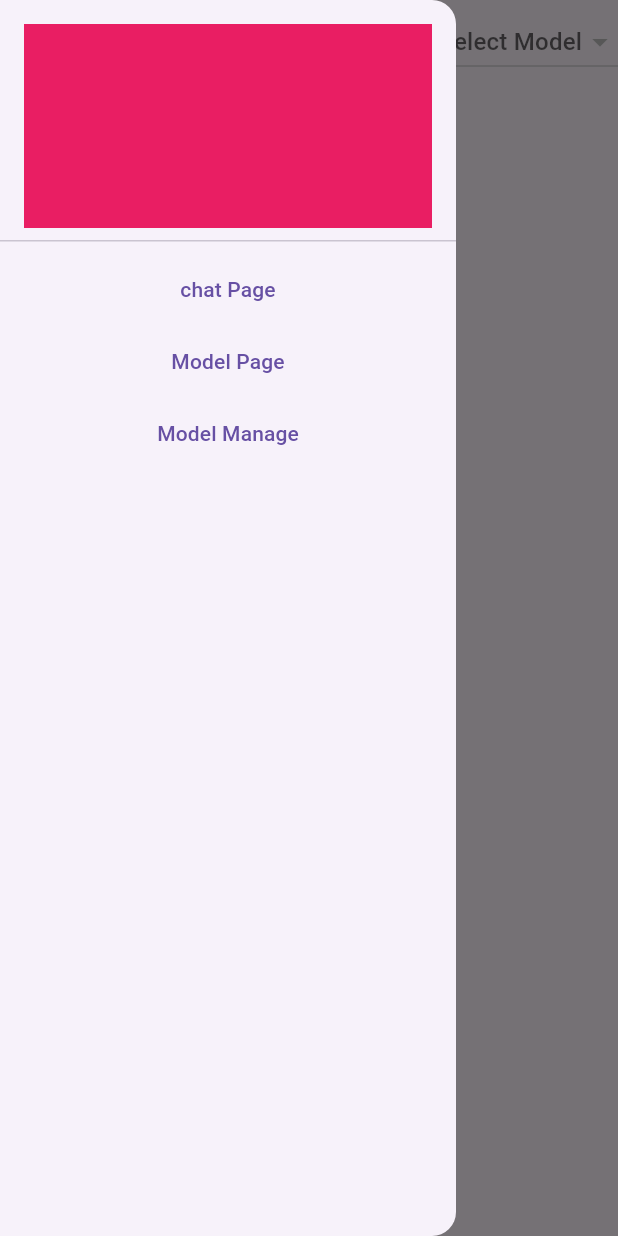
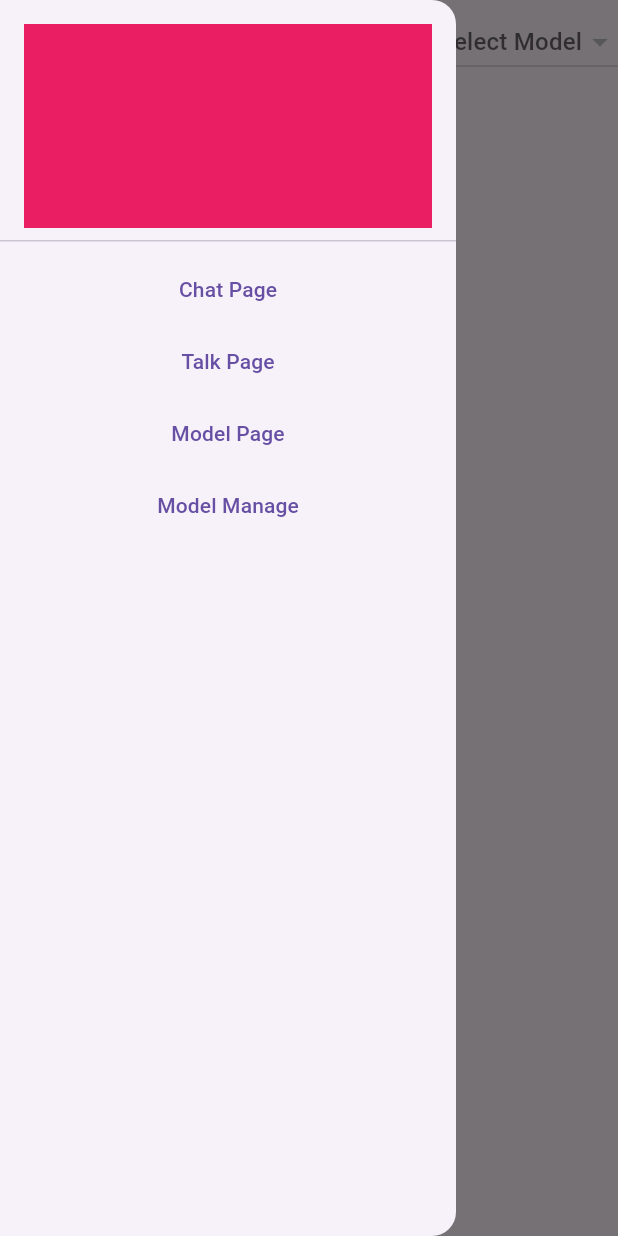
Before and after one commit to spruslan96-cmd/A.I.R.Imet, a Flutter app: the TalkPage screen opened directly, with the side drawer open, on a phone screen of 412 x 824 dp. Run offline on Flutter 3.47's test engine with Material 3 defaults, Android fonts, the phone set to English and light mode, and no system bars; our stand-ins replace dio, flutter_tts, permission_handler, speech_to_text; missing offline and left inert: llama_cpp_dart; network calls fail.

Commit message:
added talk page

```diff
--- a/lib/Widgets/drawer.dart
+++ b/lib/Widgets/drawer.dart
@@ -1,7 +1,8 @@
 import 'package:flutter/material.dart';
-import 'package:local_ai_chat/Screens/ai_chat_page.dart';
+import 'package:local_ai_chat/Screens/chat_page.dart';
 import 'package:local_ai_chat/Screens/manage_models.dart';
 import 'package:local_ai_chat/Screens/model_check_page.dart';
+import 'package:local_ai_chat/Screens/talk_page.dart';
 
 class Hamburger extends StatelessWidget {
   const Hamburger({
@@ -25,7 +26,16 @@ class Hamburger extends StatelessWidget {
                 return const ChatPage();
               }));
             },
-            child: Text('chat Page'),
+            child: Text('Chat Page'),
+          ),
+          TextButton(
+            onPressed: () {
+              Navigator.pushReplacement(context,
+                  MaterialPageRoute(builder: (BuildContext context) {
+                return const TalkPage();
+              }));
+            },
+            child: Text('Talk Page'),
           ),
           TextButton(
             onPressed: () {
```
